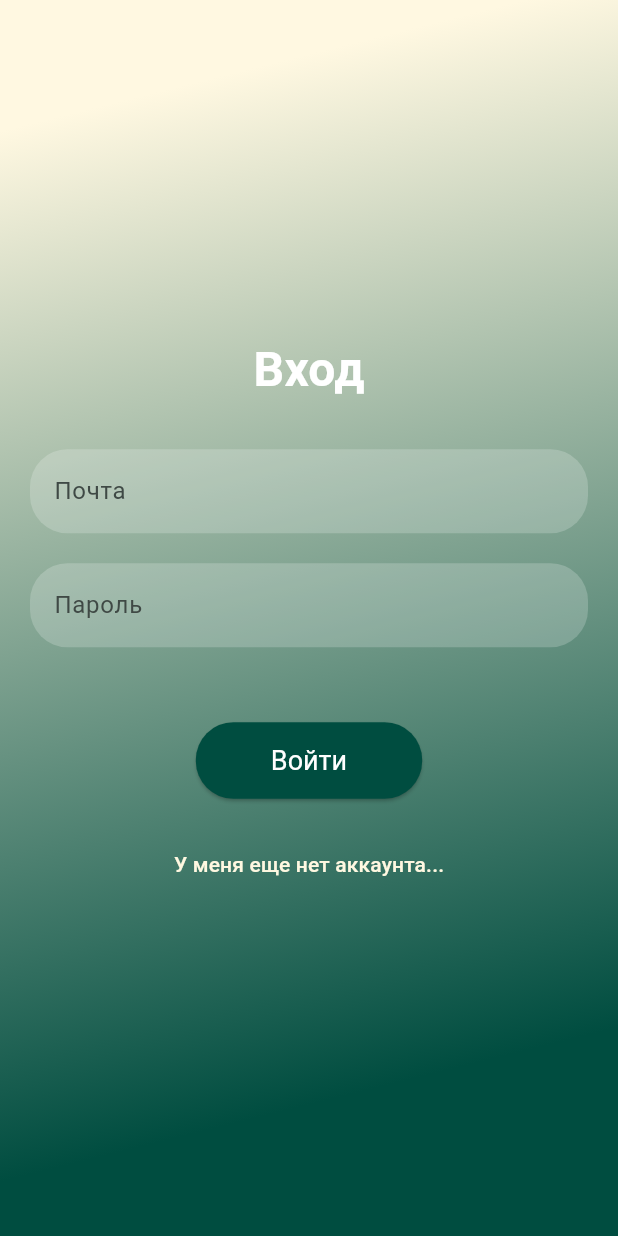
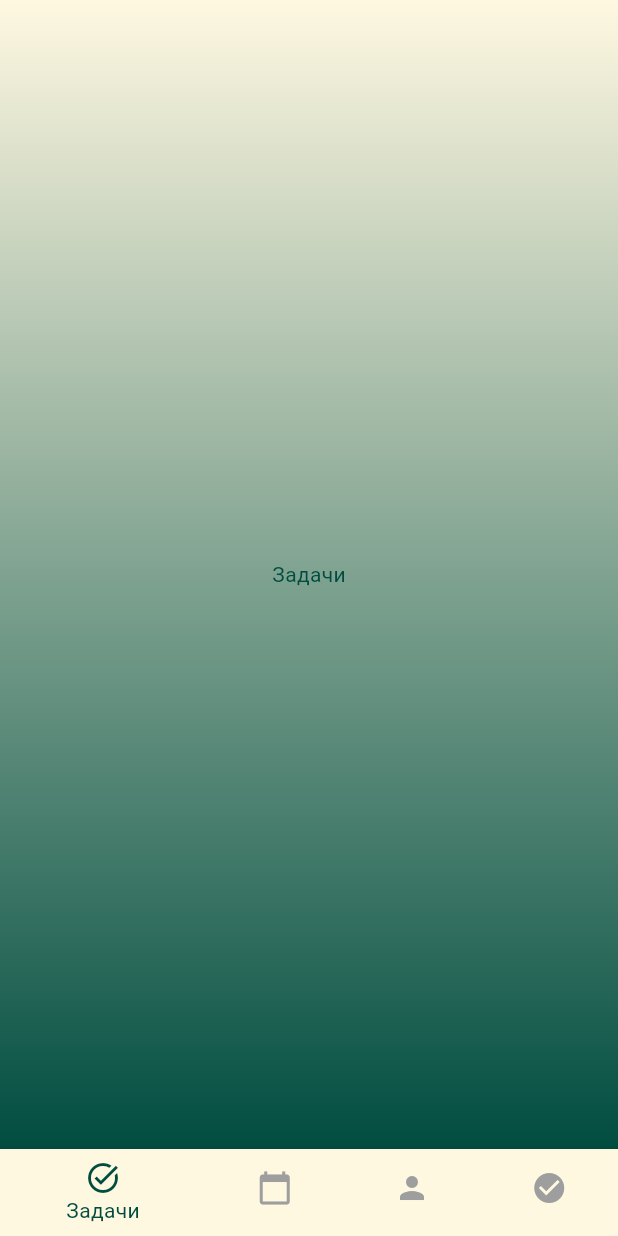
Before and after one commit to DmitriUlanov/flutter_app_dodiddone, a Flutter app: the screen it shows after launch, after a tap on "Войти", on a phone screen of 412 x 824 dp. Run offline on Flutter 3.47's test engine with Material 3 defaults, Android fonts, the light colour scheme and no system bars.

Commit message:
main page

```diff
--- a/lib/pages/login_page.dart
+++ b/lib/pages/login_page.dart
@@ -1,6 +1,7 @@
 import 'package:flutter/material.dart';
 
 import '../theme/theme.dart';
+import 'main_page.dart';
 
 class LoginPage extends StatefulWidget {
   const LoginPage({Key? key}) : super(key: key);
@@ -87,7 +88,12 @@ class _LoginPageState extends State<LoginPage> {
                 ),
               const SizedBox(height: 30),
               ElevatedButton(
-                onPressed: () {},
+                onPressed: () {
+                  Navigator.pushReplacement(
+                    context,
+                    MaterialPageRoute(
+                      builder: (context) => MainPage()));
+                },
                 style: ElevatedButton.styleFrom(
                   backgroundColor: DoDidDoneTheme.lightTheme.colorScheme.primary,
                   padding: const EdgeInsets.symmetric(horizontal: 50, vertical: 15),
--- /dev/null
+++ b/lib/pages/main_page.dart
@@ -0,0 +1,75 @@
+import 'package:flutter/material.dart';
+
+import '../theme/theme.dart';
+
+class MainPage extends StatefulWidget {
+  const MainPage({Key? key}) : super(key: key);
+
+  @override
+  State<MainPage> createState() => _MainPageState();
+}
+
+class _MainPageState extends State<MainPage> {
+  int _selectedIndex = 0;
+
+  static const List<Widget> _widgetOptions = <Widget>[
+    Text('Задачи'),
+    Text('Сегодня'),
+    Text('Профиль'),
+    Text('Выполнено'),
+  ];
+
+  void _onItemTapped(int index) {
+    setState(() {
+      _selectedIndex = index;
+    });
+  }
+
+  @override
+  Widget build(BuildContext context) {
+    return Scaffold(
+      appBar: AppBar(
+        backgroundColor: Colors.transparent, // Прозрачный AppBar
+        elevation: 0, // Убираем тень
+      ),
+      extendBodyBehindAppBar: true,
+      body: Container( // Добавляем Container для градиента
+        decoration: BoxDecoration(
+          gradient: LinearGradient(
+            begin: Alignment.topCenter,
+            end: Alignment.bottomCenter,
+            colors: [
+              DoDidDoneTheme.lightTheme.colorScheme.secondary,
+              DoDidDoneTheme.lightTheme.colorScheme.primary,
+            ],
+          ),
+        ),
+        child: Center(
+          child: _widgetOptions.elementAt(_selectedIndex),
+        ),
+      ),
+      bottomNavigationBar: BottomNavigationBar(
+        items: const <BottomNavigationBarItem>[
+          BottomNavigationBarItem(
+            icon: Icon(Icons.task_alt),
+            label: 'Задачи',
+          ),
+          BottomNavigationBarItem(
+            icon: Icon(Icons.calendar_today),
+            label: 'Сегодня',
+          ),
+          BottomNavigationBarItem(
+            icon: Icon(Icons.person),
+            label: 'Профиль',
+          ),
+          BottomNavigationBarItem(
+            icon: Icon(Icons.check_circle),
+            label: 'Выполнено',
+          ),
+        ],
+        currentIndex: _selectedIndex,
+        onTap: _onItemTapped,
+      ),
+    );
+  }
+}
--- a/lib/theme/theme.dart
+++ b/lib/theme/theme.dart
@@ -24,5 +24,10 @@ class DoDidDoneTheme {
         textStyle: const TextStyle(color: Colors.white), // Белый текст
       ),
     ),
+    // Добавляем тему для BottomNavigationBar
+    bottomNavigationBarTheme: BottomNavigationBarThemeData(
+      selectedItemColor: const Color(0xFF004D40), // Основной цвет
+      unselectedItemColor: Colors.grey, // Серый цвет для неактивных иконок
+    ),
   );
 }
```
